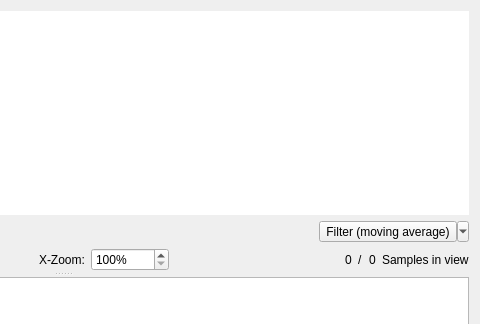
The window that ui/signal_frame.ui (jopohl/urh) describes before a commit, drawn with Qt 5; both pictures show x 577 to 1057 and y 0 to 324 of the 1057 by 490 pixel window.
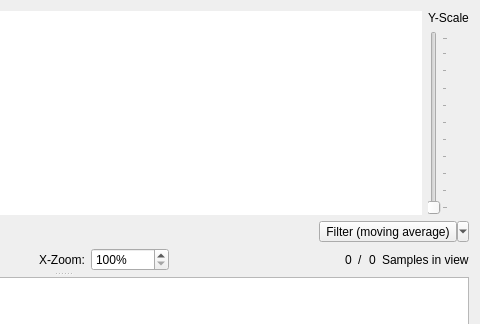
The same window after the commit. The open tabs and pages were chosen to show the change. Icons and pictures are not drawn. Custom widgets are drawn as their Qt base class.

Commit message: enable yscale for spectrogram

Patch:
```diff
--- a/ui/signal_frame.ui
+++ b/ui/signal_frame.ui
@@ -639,6 +639,8 @@
         <number>0</number>
        </property>
        <item>
+        <layout class="QHBoxLayout" name="horizontalLayout_2">
+         <item>
         <widget class="QStackedWidget" name="stackedWidget">
          <property name="lineWidth">
           <number>0</number>
@@ -779,6 +781,64 @@
              </property>
             </widget>
            </item>
+            </layout>
+           </widget>
+           <widget class="QWidget" name="pageSpectrogram">
+            <layout class="QHBoxLayout" name="horizontalLayout_4">
+             <property name="spacing">
+              <number>0</number>
+             </property>
+             <property name="leftMargin">
+              <number>0</number>
+             </property>
+             <property name="topMargin">
+              <number>0</number>
+             </property>
+             <property name="rightMargin">
+              <number>0</number>
+             </property>
+             <property name="bottomMargin">
+              <number>0</number>
+             </property>
+             <item>
+              <widget class="SpectrogramGraphicView" name="gvSpectrogram">
+               <property name="mouseTracking">
+                <bool>true</bool>
+               </property>
+               <property name="frameShape">
+                <enum>QFrame::NoFrame</enum>
+               </property>
+               <property name="cacheMode">
+                <set>QGraphicsView::CacheNone</set>
+               </property>
+               <property name="transformationAnchor">
+                <enum>QGraphicsView::NoAnchor</enum>
+               </property>
+               <property name="viewportUpdateMode">
+                <enum>QGraphicsView::MinimalViewportUpdate</enum>
+               </property>
+               <property name="optimizationFlags">
+                <set>QGraphicsView::DontClipPainter|QGraphicsView::DontSavePainterState</set>
+               </property>
+              </widget>
+             </item>
+             <item>
+              <widget class="QGraphicsView" name="graphicsViewColorbar">
+               <property name="maximumSize">
+                <size>
+                 <width>100</width>
+                 <height>16777215</height>
+                </size>
+               </property>
+               <property name="frameShape">
+                <enum>QFrame::NoFrame</enum>
+               </property>
+              </widget>
+             </item>
+            </layout>
+           </widget>
+          </widget>
+         </item>
            <item>
             <layout class="QVBoxLayout" name="verticalLayout_5">
              <item>
@@ -810,53 +870,6 @@
             </layout>
            </item>
           </layout>
-         </widget>
-         <widget class="QWidget" name="pageSpectrogram">
-          <layout class="QHBoxLayout" name="horizontalLayout_2">
-           <property name="spacing">
-            <number>0</number>
-           </property>
-           <property name="leftMargin">
-            <number>0</number>
-           </property>
-           <property name="topMargin">
-            <number>0</number>
-           </property>
-           <property name="rightMargin">
-            <number>0</number>
-           </property>
-           <property name="bottomMargin">
-            <number>0</number>
-           </property>
-           <item>
-            <widget class="SpectrogramGraphicView" name="gvSpectrogram">
-             <property name="mouseTracking">
-              <bool>true</bool>
-             </property>
-             <property name="frameShape">
-              <enum>QFrame::NoFrame</enum>
-             </property>
-             <property name="transformationAnchor">
-              <enum>QGraphicsView::NoAnchor</enum>
-             </property>
-            </widget>
-           </item>
-           <item>
-            <widget class="QGraphicsView" name="graphicsViewColorbar">
-             <property name="maximumSize">
-              <size>
-               <width>100</width>
-               <height>16777215</height>
-              </size>
-             </property>
-             <property name="frameShape">
-              <enum>QFrame::NoFrame</enum>
-             </property>
-            </widget>
-           </item>
-          </layout>
-         </widget>
-        </widget>
        </item>
        <item>
         <layout class="QHBoxLayout" name="horizontalLayout_3">
```
Lines whose indentation alone changed are shown as unchanged. The commit also changes 3 other files.
